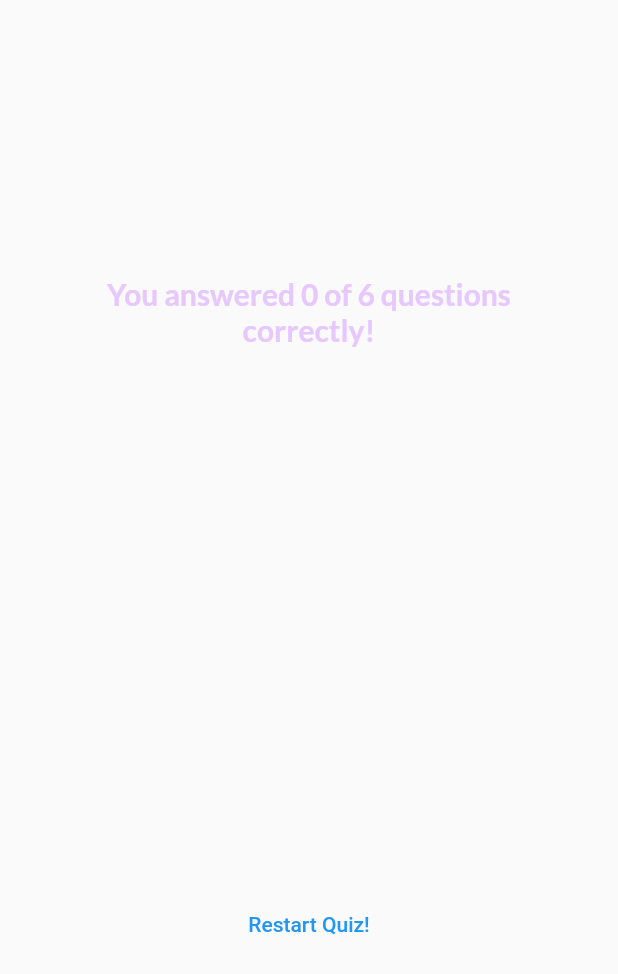
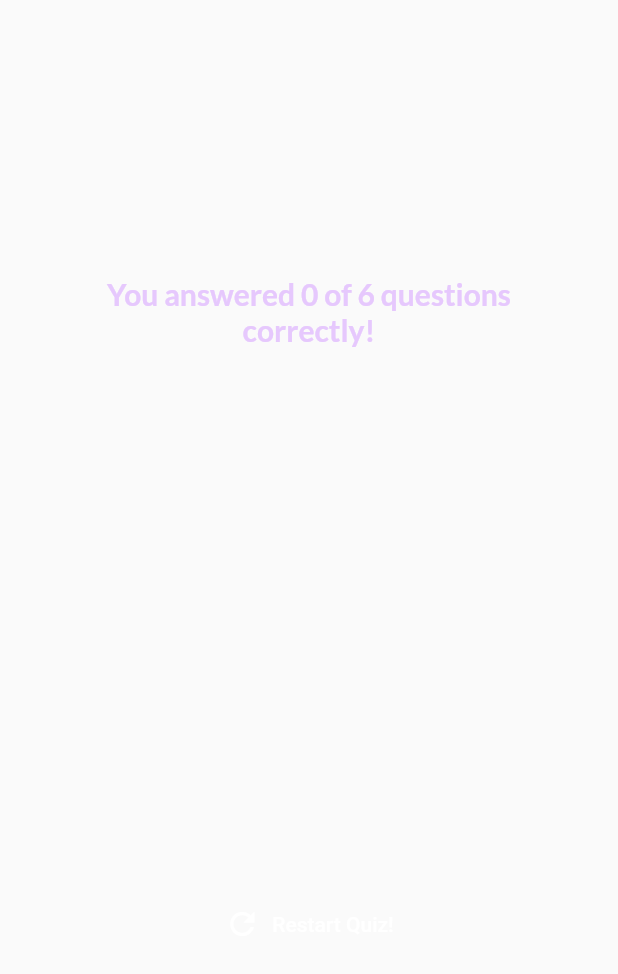
Before and after one commit to SirGeist/quiz-app, a Flutter app: the ResultsScreen widget shown alone on an empty page, opened directly with empty values, on a phone screen of 412 x 824 dp. Shown: the top 974 px of the screen. Run offline on Flutter 3.47's test engine with Material 2 defaults, Android fonts, the phone set to English and light mode, and no system bars; our stand-ins replace google_fonts.

Commit message:
added restart quiz functionality

```diff
--- a/lib/results_screen.dart
+++ b/lib/results_screen.dart
@@ -58,9 +58,13 @@ class ResultsScreen extends StatelessWidget {
             const SizedBox(
               height: 30,
             ),
-            TextButton(
-              onPressed: () {},
-              child: const Text('Restart Quiz!'),
+            TextButton.icon(
+              onPressed: onRestart,
+              style: TextButton.styleFrom(
+                foregroundColor: Colors.white,
+              ),
+              icon: const Icon(Icons.refresh),
+              label: const Text('Restart Quiz!'),
             ),
           ],
         ),
```
Also changed, not shown: lib/quiz.dart (+26 -18 lines).
